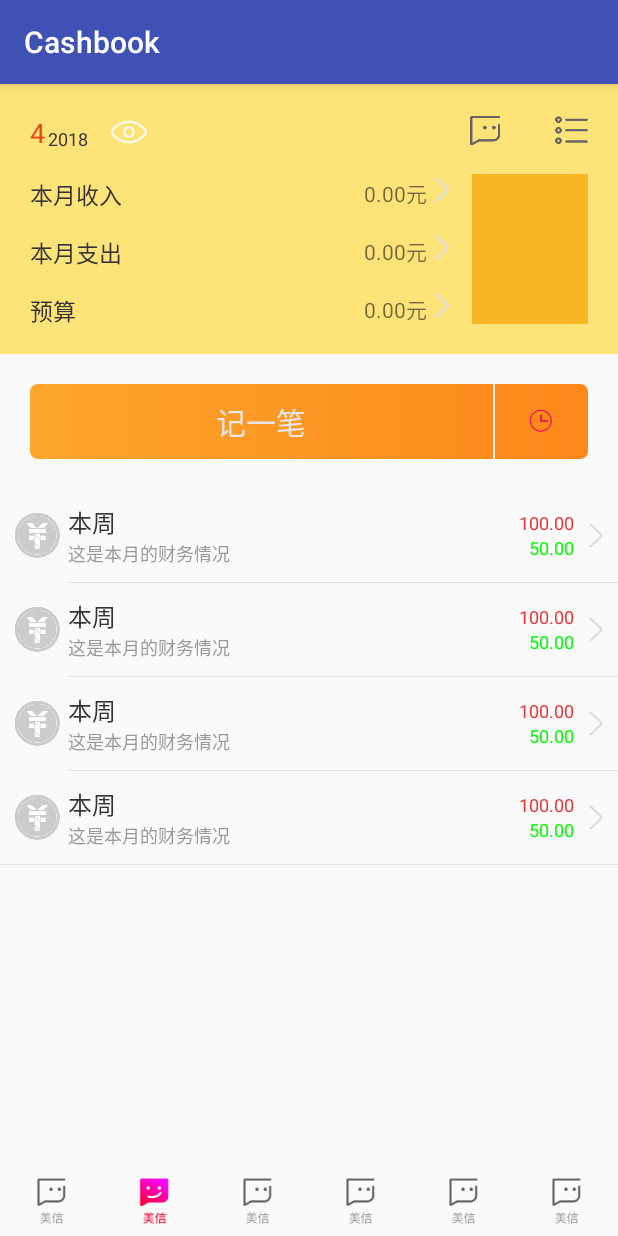
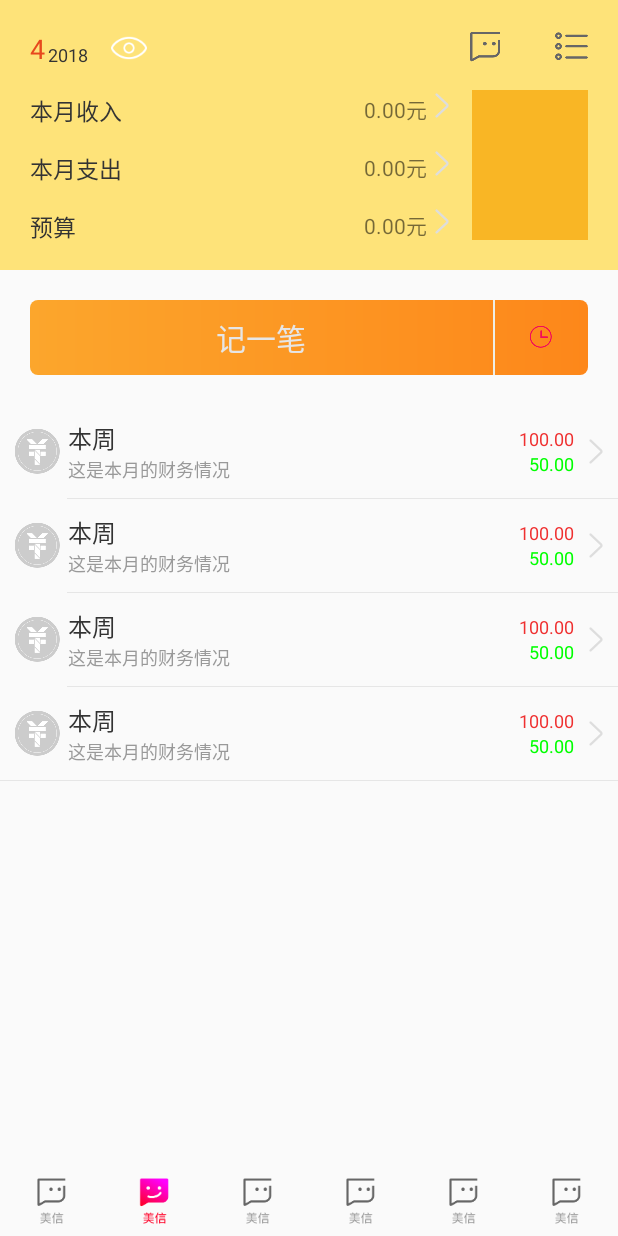
Before and after one commit to luruiqian/imitateSuiShouJi, an Android app: the screen it shows after launch (MainActivity), on a phone screen of 412 x 824 dp. Run offline under Robolectric (Android 15) with nearby library versions, the phone set to English and light mode, and no system bars.

Commit message:
去掉actionBar

```diff
--- a/Cashbook/app/src/main/AndroidManifest.xml
+++ b/Cashbook/app/src/main/AndroidManifest.xml
@@ -7,7 +7,7 @@
         android:icon="@mipmap/ic_launcher"
         android:label="@string/app_name"
         android:supportsRtl="true"
-        android:theme="@style/AppTheme">
+        android:theme="@style/NoTitleTheme">
         <activity android:name=".MainActivity">
             <intent-filter>
                 <action android:name="android.intent.action.MAIN" />
--- a/Cashbook/app/src/main/res/values/styles.xml
+++ b/Cashbook/app/src/main/res/values/styles.xml
@@ -8,4 +8,6 @@
         <item name="colorAccent">@color/colorAccent</item>
     </style>
 
+    <style name="NoTitleTheme" parent="Theme.AppCompat.DayNight.NoActionBar">
+    </style>
 </resources>
```
